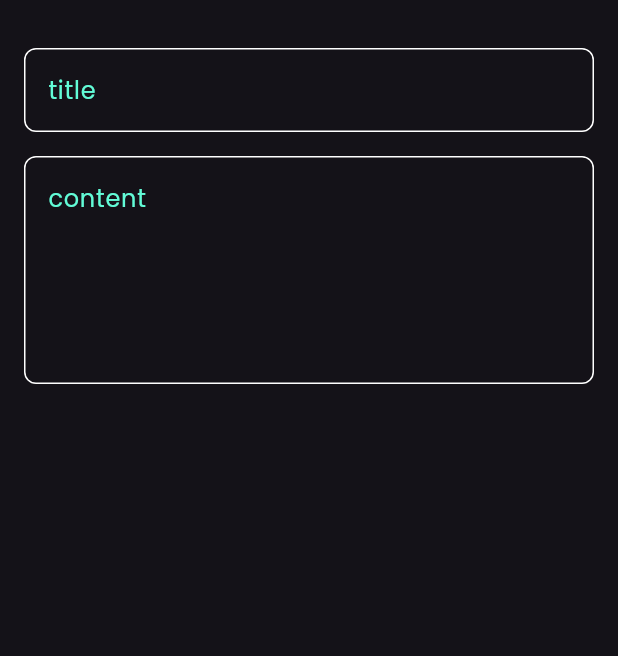
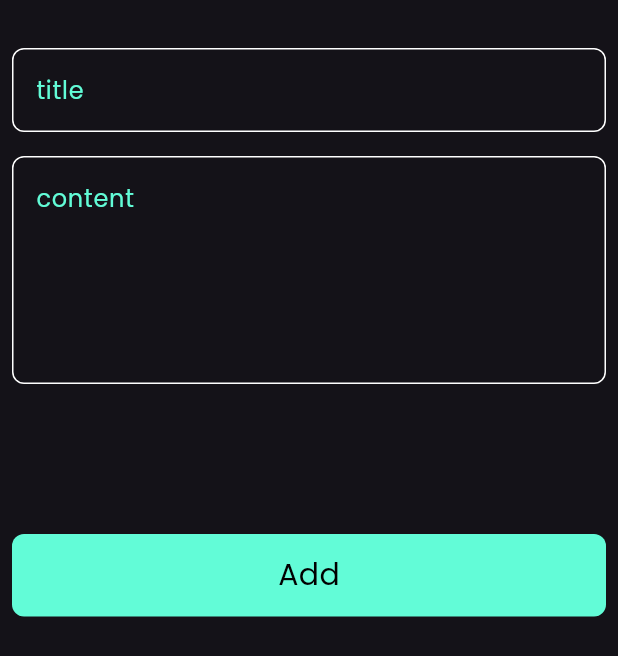
Before and after one commit to Abdelrahman-Hany/notes_app, a Flutter app: the AddNoteBottomSheet widget shown alone on an empty page, opened directly, on a phone screen of 412 x 824 dp. Shown: the top 656 px of the screen. Run offline on Flutter 3.47's test engine with Material 3 defaults, Android fonts, the phone set to English and light mode, and no system bars; our stand-ins replace font_awesome_flutter.

Commit message:
finish notes bottom sheet

```diff
--- a/lib/widgets/add_note_bottom_sheet.dart
+++ b/lib/widgets/add_note_bottom_sheet.dart
@@ -1,4 +1,5 @@
 import 'package:flutter/material.dart';
+import 'package:note_app/widgets/custom_button.dart';
 import 'package:note_app/widgets/custom_text_field.dart';
 
 class AddNoteBottomSheet extends StatelessWidget {
@@ -7,7 +8,8 @@ class AddNoteBottomSheet extends StatelessWidget {
   @override
   Widget build(BuildContext context) {
     return const Padding(
-      padding: EdgeInsets.symmetric(horizontal: 16),
+      padding: EdgeInsets.symmetric(horizontal: 8),
+      child: SingleChildScrollView(
         child: Column(
           children: [
             SizedBox(
@@ -23,7 +25,11 @@ class AddNoteBottomSheet extends StatelessWidget {
               hint:'content',
               maxlines: 5,
             ),
+            SizedBox(height: 100,),
+            CustomButton(),
+            SizedBox(height: 16,),
           ],
+        ),
       ),
     );
   }
--- /dev/null
+++ b/lib/widgets/custom_button.dart
@@ -0,0 +1,25 @@
+import 'package:flutter/material.dart';
+import 'package:note_app/constants.dart';
+
+class CustomButton extends StatelessWidget {
+  const CustomButton({super.key});
+
+  @override
+  Widget build(BuildContext context) {
+    return Container(
+      width: MediaQuery.of(context).size.width,
+      height: 55,
+      decoration: BoxDecoration(
+        color: kPrimaryColor,
+        borderRadius: BorderRadius.circular(8),
+
+      ),
+      child: Center(
+        child: Text('Add',style: TextStyle(color: Colors.black,
+        fontSize: 20,
+        ),
+      ),
+    ),
+    );
+  }
+}
```
Also changed, not shown: lib/widgets/custom_text_field.dart (line endings or trailing spaces). Lines whose indentation alone changed are shown as unchanged.
